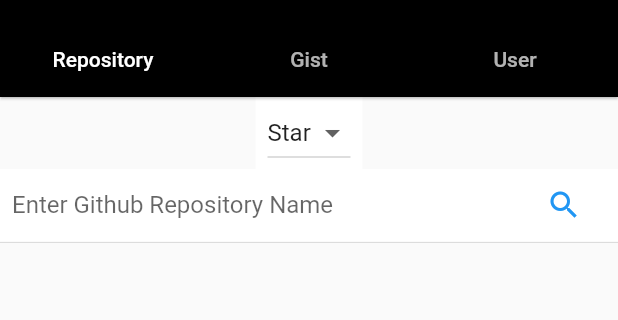
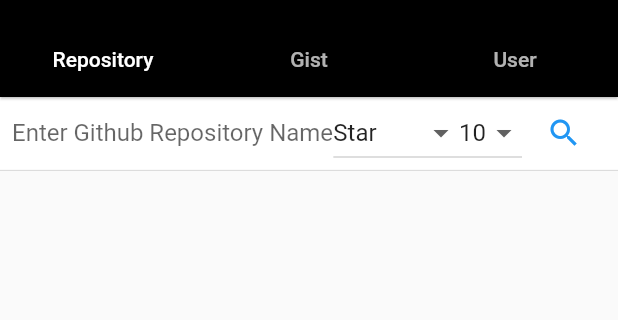
Before and after one commit to TaigaMikami/github_search_flutter, a Flutter app: the screen it shows after launch, on a phone screen of 412 x 824 dp, the part 59-379 px from its top. Run offline on Flutter 3.47's test engine with Material 2 defaults, Android fonts, the phone set to English and light mode, and no system bars.

Commit message:
add updated sort add repository count

```diff
--- a/lib/pages/repository_screen.dart
+++ b/lib/pages/repository_screen.dart
@@ -15,6 +15,7 @@
   bool searching = false, api_no_limit = false;
   String url = "https://api.github.com/search/repositories?q=";
   String sort =  "&sort=stars";
+  int count = 10;
   var resBody;
 
   Future _getRepositories(String text) async {
@@ -28,7 +29,7 @@
       resBody = json.decode(res.body);
     });
     var resItems = resBody['items'];
-    for (int i = 0; i < 10; i++) {
+    for (int i = 0; i < count; i++) {
       if (resItems[i]['owner']['avatar_url'] != null) {
         Repository repo = new Repository(
           full_name: resItems[i]['full_name'],
@@ -67,6 +68,12 @@
               ),
             ),
             Container(
+              child: _sortDown()
+            ),
+            Container(
+              child: _countDown(),
+            ),
+            Container(
               margin: EdgeInsets.symmetric(horizontal: 4.0),
               child: IconButton(
                 icon: Icon(Icons.search),
@@ -93,6 +100,12 @@
           "Fork",
         ),
       ),
+      DropdownMenuItem(
+        value: "&sort=updated",
+        child: Text(
+          "Updated",
+        ),
+      ),
     ],
     onChanged: (value) {
       setState(() {
@@ -102,6 +115,35 @@
     value: sort,
   );
 
+  DropdownButton _countDown() => DropdownButton<int> (
+    items: [
+      DropdownMenuItem(
+        value: 10,
+        child: Text(
+          "10",
+        ),
+      ),
+      DropdownMenuItem(
+        value: 20,
+        child: Text(
+          "20",
+        ),
+      ),
+      DropdownMenuItem(
+        value: 50,
+        child: Text(
+          "50",
+        ),
+      ),
+    ],
+    onChanged: (value) {
+      setState(() {
+        count = value;
+      });
+    },
+    value: count,
+  );
+
   Widget _buildDropDown() {
     return Container(
       margin: EdgeInsets.symmetric(horizontal: 8.0),
@@ -109,6 +151,9 @@
         children: <Widget>[
           Container(
             child: _sortDown(),
+          ),
+          Container(
+            child: _countDown(),
           )
         ],
       ),
@@ -156,12 +201,6 @@
             decoration: BoxDecoration(
               color: Theme.of(context).cardColor,
             ),
-            child: _buildDropDown(),
-          ),
-          Container(
-            decoration: BoxDecoration(
-              color: Theme.of(context).cardColor,
-            ),
             child: _buildTextComposer(),
           ),
           Divider(height: 2.0,),
```
